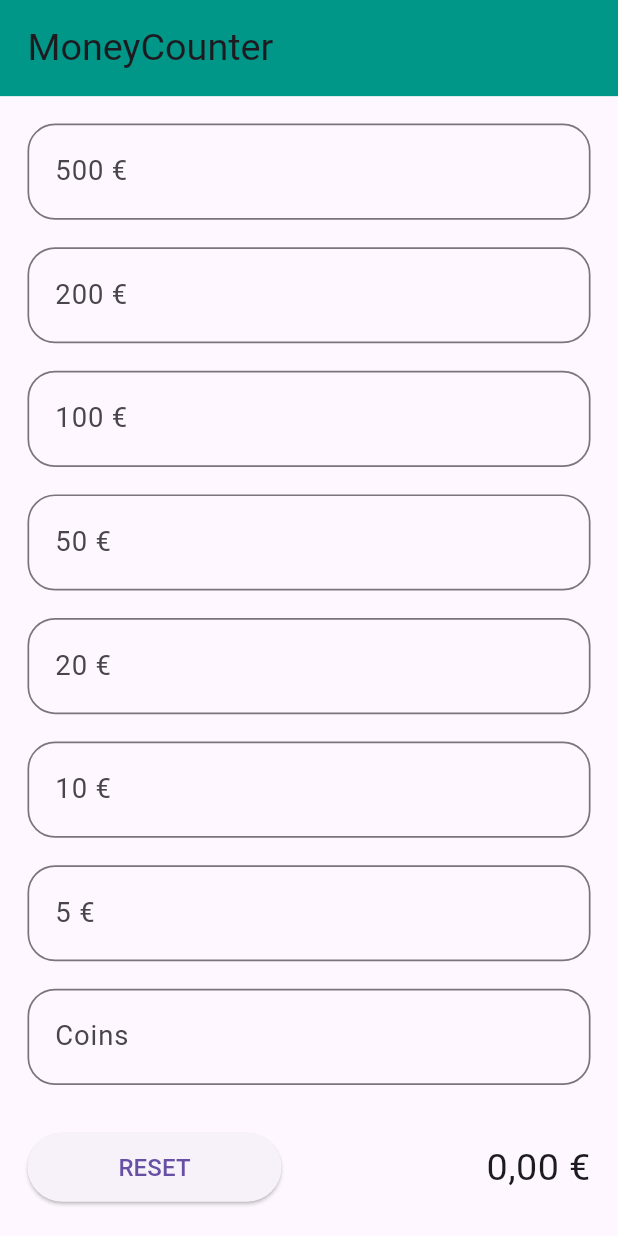
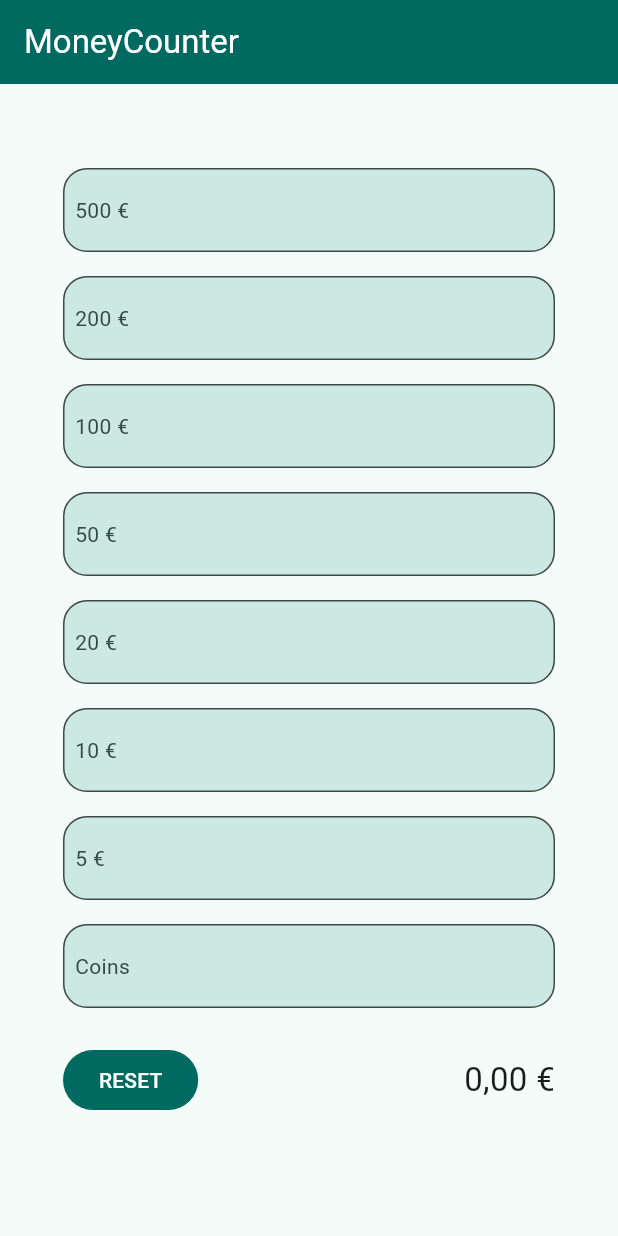
Before and after one commit to fabiocody/money_counter, a Flutter app: the screen it shows after launch, after a tap on "RESET", on a phone screen of 412 x 824 dp. Run offline on Flutter 3.47's test engine with Material 3 defaults, Android fonts, the phone set to English and light mode, and no system bars; our stand-ins replace flutter_native_splash, hive, hive_flutter, responsive_framework; accounts and stored records are empty.

Commit message:
refactor(material-3): Use Material Design 3
- Update dependencies
- Use prefix instead of label for denominations

```diff
--- a/analysis_options.yaml
+++ b/analysis_options.yaml
@@ -30,35 +30,63 @@ linter:
   # `// ignore_for_file: name_of_lint` syntax on the line or in the file
   # producing the lint.
   rules:
-    avoid_print: true
-    prefer_single_quotes: true
-    require_trailing_commas: true
-    lines_longer_than_80_chars: false
+    always_declare_return_types: true
     always_use_package_imports: true
     avoid_empty_else: true
+    avoid_init_to_null: true
+    avoid_multiple_declarations_per_line: true
+    avoid_null_checks_in_equality_operators: true
+    avoid_print: true
     avoid_relative_lib_imports: true
+    avoid_return_types_on_setters: true
+    avoid_shadowing_type_parameters: true
+    avoid_single_cascade_in_expression_statements: true
+    avoid_types_as_parameter_names: true
     avoid_unnecessary_containers: true
-    prefer_void_to_null: true
-    always_declare_return_types: true
-    avoid_multiple_declarations_per_line: true
+    await_only_futures: true
+    camel_case_extensions: true
+    camel_case_types: true
+    curly_braces_in_flow_control_structures: true
+    empty_catches: true
+    empty_constructor_bodies: true
     eol_at_end_of_file: true
     join_return_with_assignment: true
+    library_names: true
+    library_prefixes: true
+    lines_longer_than_80_chars: false
+    no_duplicate_case_values: true
     non_constant_identifier_names: true
+    null_closures: true
     prefer_adjacent_string_concatenation: true
+    prefer_collection_literals: true
     prefer_conditional_assignment: true
-    prefer_equal_for_default_values: true
+    prefer_contains: true
     prefer_final_fields: true
     prefer_final_in_for_each: true
     prefer_final_locals: true
     prefer_function_declarations_over_variables: true
+    prefer_generic_function_type_aliases: true
     prefer_if_null_operators: true
+    prefer_initializing_formals: true
+    prefer_inlined_adds: true
     prefer_int_literals: true
     prefer_interpolation_to_compose_strings: true
     prefer_is_empty: true
     prefer_is_not_empty: true
+    prefer_iterable_whereType: true
+    prefer_single_quotes: true
+    prefer_spread_collections: true
+    prefer_void_to_null: true
+    recursive_getters: true
+    require_trailing_commas: true
+    slash_for_doc_comments: true
+    sort_child_properties_last: true
+    sort_pub_dependencies: true
+    type_init_formals: true
     unnecessary_await_in_return: true
     unnecessary_brace_in_string_interps: true
     unnecessary_const: true
+    unnecessary_constructor_name: true
     unnecessary_getters_setters: true
     unnecessary_late: true
     unnecessary_new: true
@@ -66,38 +94,10 @@ linter:
     unnecessary_null_in_if_null_operators: true
     unnecessary_parenthesis: true
     unnecessary_this: true
+    unrelated_type_equality_checks: true
+    use_full_hex_values_for_flutter_colors: true
+    use_function_type_syntax_for_parameters: true
     use_if_null_to_convert_nulls_to_bools: true
-    use_function_type_syntax_for_parameters: true
-    avoid_types_as_parameter_names: true
-    no_duplicate_case_values: true
-    unrelated_type_equality_checks: true
-    avoid_init_to_null: true
-    avoid_null_checks_in_equality_operators: true
-    avoid_return_types_on_setters: true
-    avoid_shadowing_type_parameters: true
-    avoid_single_cascade_in_expression_statements: true
-    await_only_futures: true
-    camel_case_extensions: true
-    camel_case_types: true
-    curly_braces_in_flow_control_structures: true
-    empty_catches: true
-    empty_constructor_bodies: true
-    library_names: true
-    library_prefixes: true
-    null_closures: true
-    prefer_collection_literals: true
-    prefer_contains: true
-    prefer_generic_function_type_aliases: true
-    prefer_initializing_formals: true
-    prefer_inlined_adds: true
-    prefer_iterable_whereType: true
-    prefer_spread_collections: true
-    recursive_getters: true
-    slash_for_doc_comments: true
-    sort_child_properties_last: true
-    type_init_formals: true
-    unnecessary_constructor_name: true
-    use_full_hex_values_for_flutter_colors: true
     use_rethrow_when_possible: true
 
 # Additional information about this file can be found at
--- a/lib/main.dart
+++ b/lib/main.dart
@@ -19,19 +19,17 @@ class MoneyCounterApp extends StatelessWidget {
   Widget build(BuildContext context) {
     return MaterialApp(
       title: 'MoneyCounter',
-      theme: ThemeData(primarySwatch: Colors.teal),
-      darkTheme: ThemeData(primarySwatch: Colors.teal, brightness: Brightness.dark),
+      theme: ThemeData(colorSchemeSeed: Colors.teal),
+      darkTheme: ThemeData(colorSchemeSeed: Colors.teal, brightness: Brightness.dark),
       themeMode: ThemeMode.system,
-      builder: (context, child) => ResponsiveWrapper.builder(
-        child,
-        minWidth: 360,
-        defaultScale: true,
+      builder: (context, child) => ResponsiveBreakpoints.builder(
+        child: child ?? const SizedBox.shrink(),
         breakpoints: const [
-          ResponsiveBreakpoint.resize(480, name: MOBILE),
-          ResponsiveBreakpoint.autoScale(800, name: TABLET),
-          ResponsiveBreakpoint.resize(1000, name: DESKTOP),
+          Breakpoint(start: 0, end: 480, name: MOBILE),
+          Breakpoint(start: 481, end: 800, name: TABLET),
+          Breakpoint(start: 801, end: 1000, name: DESKTOP),
+          Breakpoint(start: 1001, end: double.infinity, name: '4K'),
         ],
-        background: Container(color: Theme.of(context).canvasColor),
       ),
       home: const MainView(),
     );
--- a/lib/utils.dart
+++ b/lib/utils.dart
@@ -10,3 +10,13 @@ void unfocus(BuildContext context) {
 
 final currencyFormatter = NumberFormat.simpleCurrency(locale: 'it', decimalDigits: 2);
 final denominationFormatter = NumberFormat.simpleCurrency(locale: 'it', decimalDigits: 0);
+
+int getFirstDifferenceIndex(String s1, String s2) {
+  final minLength = s1.length < s2.length ? s1.length : s2.length;
+  for (var i = 0; i < minLength; i++) {
+    if (s1[i] != s2[i]) {
+      return i;
+    }
+  }
+  return minLength;
+}
--- a/lib/views/currency_input.dart
+++ b/lib/views/currency_input.dart
@@ -1,5 +1,8 @@
+import 'dart:math';
+
 import 'package:flutter/material.dart';
 import 'package:flutter/services.dart';
+import 'package:money_counter/utils.dart';
 import 'package:money_counter/validation.dart';
 
 class CurrencyInput extends StatefulWidget {
@@ -26,14 +29,8 @@ class CurrencyInput extends StatefulWidget {
 
 class _CurrencyInputState extends State<CurrencyInput> {
   late final _validators = [optionalValidator(widget.allowDecimal ? decimalValidator : numberValidator)];
-  late TextEditingController _textController;
+  late final TextEditingController _textController = TextEditingController(text: widget.initialText);
   bool _touched = false;
-
-  @override
-  void initState() {
-    super.initState();
-    _textController = TextEditingController(text: widget.initialText);
-  }
 
   @override
   void dispose() {
@@ -45,8 +42,13 @@ class _CurrencyInputState extends State<CurrencyInput> {
   void didUpdateWidget(covariant CurrencyInput oldWidget) {
     super.didUpdateWidget(oldWidget);
     if (widget.initialText != null) {
+      final oldText = oldWidget.initialText ?? '';
       _textController.text = widget.initialText!;
-      _textController.selection = TextSelection.fromPosition(TextPosition(offset: _textController.text.length));
+      final firstDifferenceIndex = min(
+        _textController.text.length - 1,
+        getFirstDifferenceIndex(oldText, _textController.text),
+      );
+      _textController.selection = TextSelection.fromPosition(TextPosition(offset: firstDifferenceIndex + 1));
     }
   }
 
@@ -60,8 +62,19 @@ class _CurrencyInputState extends State<CurrencyInput> {
       textInputAction: widget.textInputAction,
       decoration: InputDecoration(
         border: OutlineInputBorder(borderRadius: BorderRadius.circular(16)),
-        labelText: widget.labelText,
         errorText: _touched ? getErrorText(_validators, _textController.text) : null,
+        fillColor: Theme.of(context).colorScheme.secondaryContainer,
+        filled: true,
+        prefixIcon: widget.labelText != null
+            ? Padding(
+                padding: const EdgeInsets.symmetric(horizontal: 8),
+                child: Text(
+                  widget.labelText!,
+                  style: TextStyle(color: Theme.of(context).colorScheme.onSecondaryContainer),
+                ),
+              )
+            : null,
+        prefixIconConstraints: const BoxConstraints(minWidth: 56),
       ),
       onSubmitted: widget.onSubmitted,
       onChanged: _onChanged,
--- a/lib/views/main_view.dart
+++ b/lib/views/main_view.dart
@@ -40,7 +40,10 @@ class _MainViewState extends State<MainView> {
   @override
   Widget build(BuildContext context) {
     return Scaffold(
-      appBar: AppBar(title: const Text('MoneyCounter'), backgroundColor: Colors.teal),
+      appBar: AppBar(
+        title: Text('MoneyCounter', style: TextStyle(color: Theme.of(context).colorScheme.onPrimary)),
+        backgroundColor: Theme.of(context).colorScheme.primary,
+      ),
       body: GestureDetector(
         onTap: () {
           unfocus(context);
@@ -56,8 +59,7 @@ class _MainViewState extends State<MainView> {
                   crossAxisAlignment: CrossAxisAlignment.stretch,
                   children: [
                     const SizedBox(height: 8),
-                    ..._model.denominations
-                        .map(
+                    ..._model.denominations.map(
                       (d) => Padding(
                         padding: const EdgeInsets.symmetric(horizontal: 16, vertical: 8),
                         child: CurrencyInput(
@@ -68,18 +70,15 @@ class _MainViewState extends State<MainView> {
                           textInputAction: TextInputAction.next,
                         ),
                       ),
-                        )
-                        .toList(growable: false),
+                    ),
                     Row(
                       mainAxisAlignment: MainAxisAlignment.spaceBetween,
                       children: [
-                        Expanded(
-                          child: Padding(
-                            padding: const EdgeInsets.symmetric(horizontal: 16, vertical: 16),
-                            child: ElevatedButton(
+                        Padding(
+                          padding: const EdgeInsets.all(16),
+                          child: FilledButton(
                             onPressed: () => setState(_model.reset),
                             child: const Text('RESET'),
-                            ),
                           ),
                         ),
                         Expanded(
```
Also changed, not shown: pubspec.yaml (+7 -66 lines), pubspec.lock, 2 other files. Lines whose indentation alone changed are shown as unchanged.
